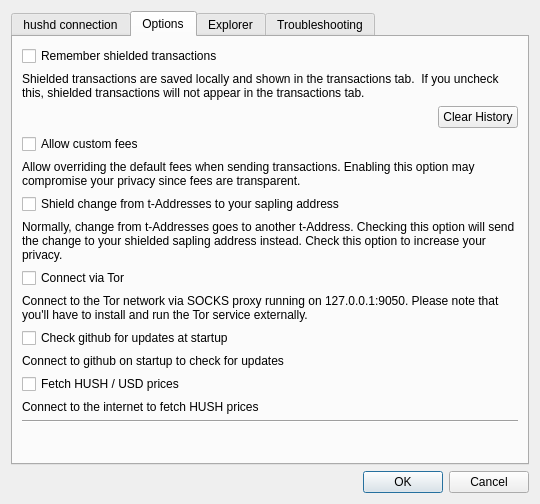
This is src/settings.ui in hushmirror/SilentDragon as Qt 5 draws it before an edit. The edited form follows.
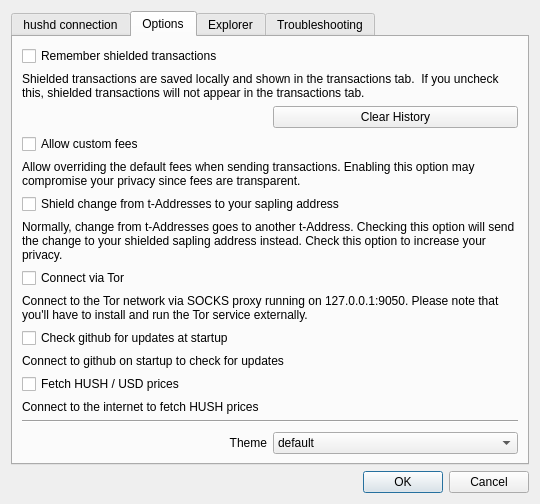
This is the edited form. The open tabs and pages were chosen to show the change.

The edit to the form file:
```diff
--- a/src/settings.ui
+++ b/src/settings.ui
@@ -145,6 +145,52 @@
        <string>Options</string>
       </attribute>
       <layout class="QGridLayout" name="gridLayout">
+       <item row="15" column="0">
+        <widget class="QLabel" name="label_20">
+         <property name="sizePolicy">
+          <sizepolicy hsizetype="Preferred" vsizetype="Preferred">
+           <horstretch>0</horstretch>
+           <verstretch>0</verstretch>
+          </sizepolicy>
+         </property>
+         <property name="text">
+          <string>Theme</string>
+         </property>
+         <property name="alignment">
+          <set>Qt::AlignRight|Qt::AlignTrailing|Qt::AlignVCenter</set>
+         </property>
+        </widget>
+       </item>
+       <item row="15" column="1">
+        <widget class="QComboBox" name="comboBoxTheme">
+         <property name="sizePolicy">
+          <sizepolicy hsizetype="MinimumExpanding" vsizetype="Fixed">
+           <horstretch>0</horstretch>
+           <verstretch>0</verstretch>
+          </sizepolicy>
+         </property>
+         <item>
+          <property name="text">
+           <string>default</string>
+          </property>
+         </item>
+         <item>
+          <property name="text">
+           <string>blue</string>
+          </property>
+         </item>
+         <item>
+          <property name="text">
+           <string>light</string>
+          </property>
+         </item>
+         <item>
+          <property name="text">
+           <string>dark</string>
+          </property>
+         </item>
+        </widget>
+       </item>
        <item row="14" column="0" colspan="2">
         <spacer name="verticalSpacer_2">
          <property name="orientation">
```
